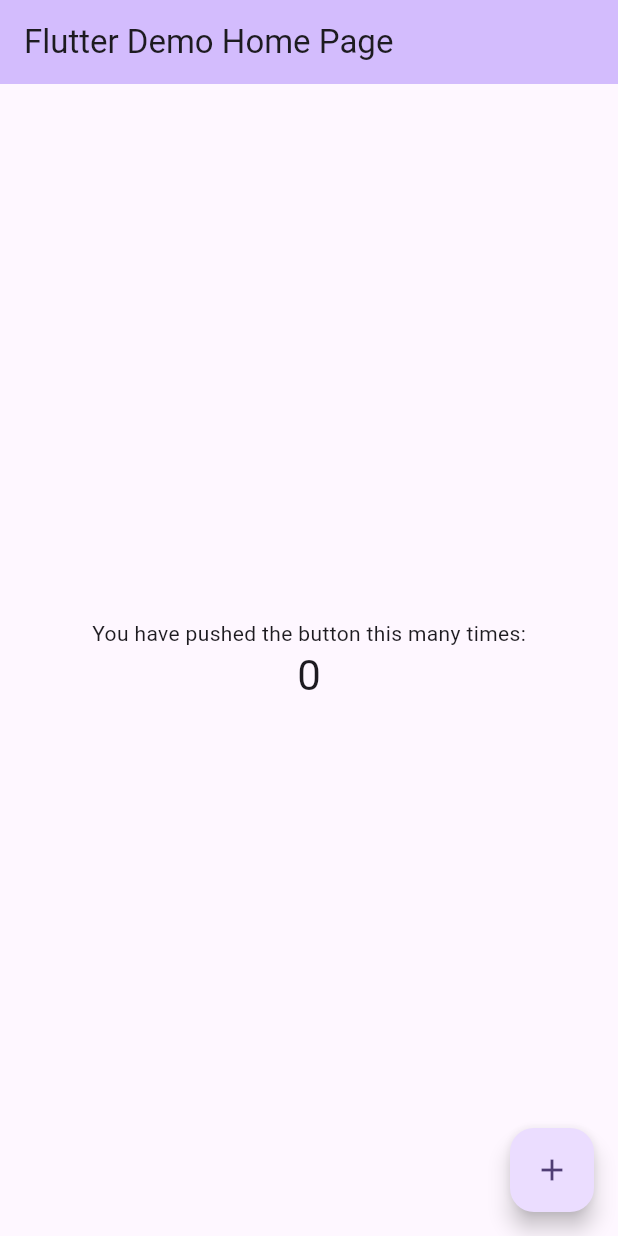
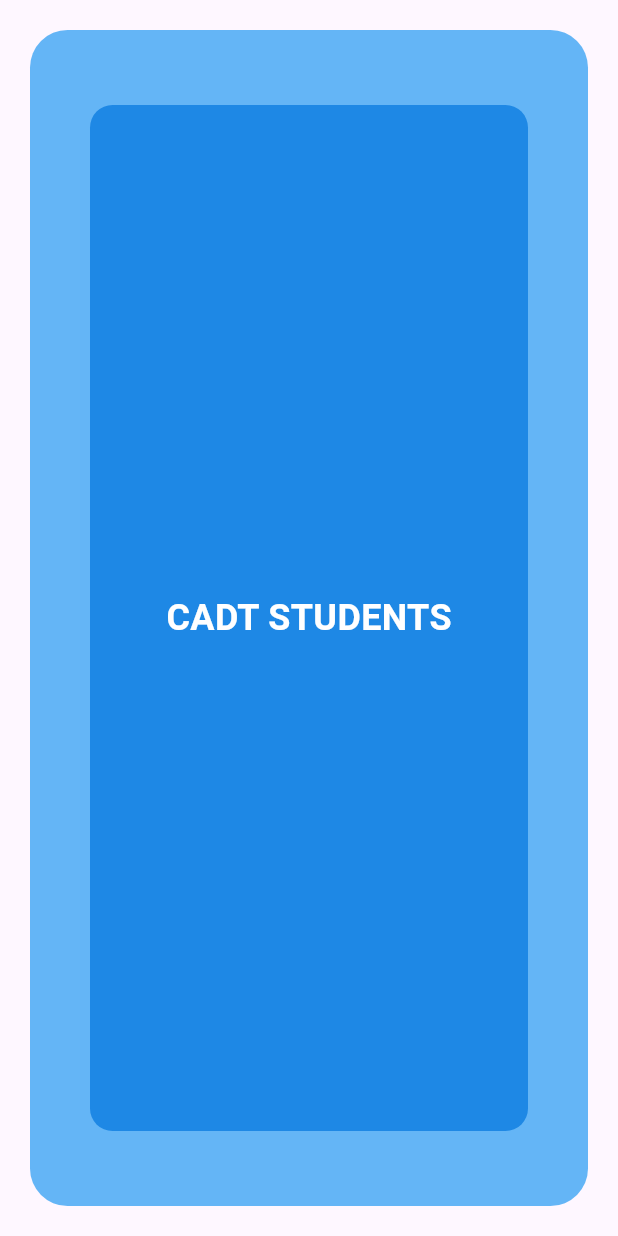
Before and after one commit to Neitong/Dart-week4-manipulate-basic-widget, a Flutter app: the screen it shows after launch, on a phone screen of 412 x 824 dp. Run offline on Flutter 3.47's test engine with Material 3 defaults, Android fonts, the phone set to English and light mode, and no system bars.

Commit message:
Done Exercise2

```diff
--- a/ex2/lib/main.dart
+++ b/ex2/lib/main.dart
@@ -1,122 +1,38 @@
 import 'package:flutter/material.dart';
 
 void main() {
-  runApp(const MyApp());
-}
-
-class MyApp extends StatelessWidget {
-  const MyApp({super.key});
-
-  // This widget is the root of your application.
-  @override
-  Widget build(BuildContext context) {
-    return MaterialApp(
-      title: 'Flutter Demo',
-      theme: ThemeData(
-        // This is the theme of your application.
-        //
-        // TRY THIS: Try running your application with "flutter run". You'll see
-        // the application has a purple toolbar. Then, without quitting the app,
-        // try changing the seedColor in the colorScheme below to Colors.green
-        // and then invoke "hot reload" (save your changes or press the "hot
-        // reload" button in a Flutter-supported IDE, or press "r" if you used
-        // the command line to start the app).
-        //
-        // Notice that the counter didn't reset back to zero; the application
-        // state is not lost during the reload. To reset the state, use hot
-        // restart instead.
-        //
-        // This works for code too, not just values: Most code changes can be
-        // tested with just a hot reload.
-        colorScheme: ColorScheme.fromSeed(seedColor: Colors.deepPurple),
-      ),
-      home: const MyHomePage(title: 'Flutter Demo Home Page'),
-    );
-  }
-}
-
-class MyHomePage extends StatefulWidget {
-  const MyHomePage({super.key, required this.title});
-
-  // This widget is the home page of your application. It is stateful, meaning
-  // that it has a State object (defined below) that contains fields that affect
-  // how it looks.
-
-  // This class is the configuration for the state. It holds the values (in this
-  // case the title) provided by the parent (in this case the App widget) and
-  // used by the build method of the State. Fields in a Widget subclass are
-  // always marked "final".
-
-  final String title;
-
-  @override
-  State<MyHomePage> createState() => _MyHomePageState();
-}
-
-class _MyHomePageState extends State<MyHomePage> {
-  int _counter = 0;
-
-  void _incrementCounter() {
-    setState(() {
-      // This call to setState tells the Flutter framework that something has
-      // changed in this State, which causes it to rerun the build method below
-      // so that the display can reflect the updated values. If we changed
-      // _counter without calling setState(), then the build method would not be
-      // called again, and so nothing would appear to happen.
-      _counter++;
-    });
-  }
-
-  @override
-  Widget build(BuildContext context) {
-    // This method is rerun every time setState is called, for instance as done
-    // by the _incrementCounter method above.
-    //
-    // The Flutter framework has been optimized to make rerunning build methods
-    // fast, so that you can just rebuild anything that needs updating rather
-    // than having to individually change instances of widgets.
-    return Scaffold(
-      appBar: AppBar(
-        // TRY THIS: Try changing the color here to a specific color (to
-        // Colors.amber, perhaps?) and trigger a hot reload to see the AppBar
-        // change color while the other colors stay the same.
-        backgroundColor: Theme.of(context).colorScheme.inversePrimary,
-        // Here we take the value from the MyHomePage object that was created by
-        // the App.build method, and use it to set our appbar title.
-        title: Text(widget.title),
-      ),
-      body: Center(
-        // Center is a layout widget. It takes a single child and positions it
-        // in the middle of the parent.
-        child: Column(
-          // Column is also a layout widget. It takes a list of children and
-          // arranges them vertically. By default, it sizes itself to fit its
-          // children horizontally, and tries to be as tall as its parent.
-          //
-          // Column has various properties to control how it sizes itself and
-          // how it positions its children. Here we use mainAxisAlignment to
-          // center the children vertically; the main axis here is the vertical
-          // axis because Columns are vertical (the cross axis would be
-          // horizontal).
-          //
-          // TRY THIS: Invoke "debug painting" (choose the "Toggle Debug Paint"
-          // action in the IDE, or press "p" in the console), to see the
-          // wireframe for each widget.
-          mainAxisAlignment: MainAxisAlignment.center,
-          children: <Widget>[
-            const Text('You have pushed the button this many times:'),
-            Text(
-              '$_counter',
-              style: Theme.of(context).textTheme.headlineMedium,
+  runApp(
+    MaterialApp(
+      debugShowCheckedModeBanner: false,
+      home: Scaffold(
+        body: Center(
+          child: Container(
+            margin: const EdgeInsets.all(20.0),
+            padding:
+                const EdgeInsets.symmetric(vertical: 50.0, horizontal: 40.0),
+            decoration: BoxDecoration(
+              color: Colors.blue[300],
+              borderRadius: BorderRadius.circular(25.0),
             ),
-          ],
+            child: Container(
+              decoration: BoxDecoration(
+                color: Colors.blue[600],
+                borderRadius: BorderRadius.circular(15.0),
+              ),
+              child: const Center(
+                child: Text(
+                  'CADT STUDENTS',
+                  style: TextStyle(
+                    fontSize: 24,
+                    color: Colors.white,
+                    fontWeight: FontWeight.bold,
+                  ),
+                ),
+              ),
+            ),
+          ),
         ),
       ),
-      floatingActionButton: FloatingActionButton(
-        onPressed: _incrementCounter,
-        tooltip: 'Increment',
-        child: const Icon(Icons.add),
-      ), // This trailing comma makes auto-formatting nicer for build methods.
-    );
-  }
+    ),
+  );
 }
```
